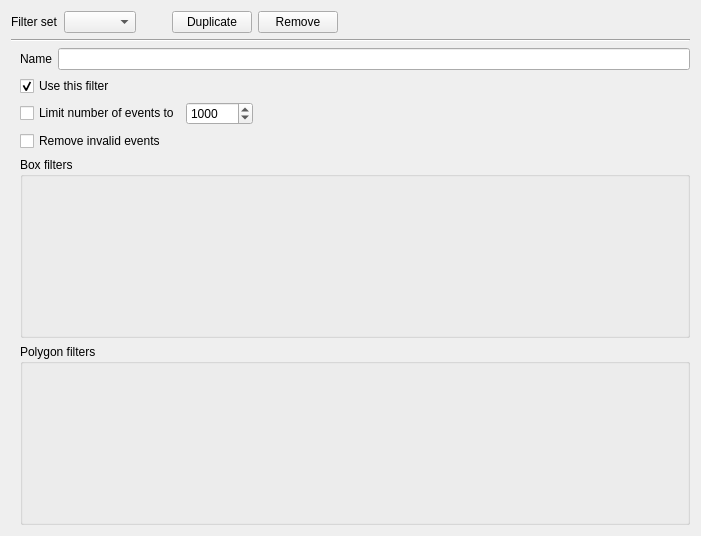
ZELLMECHANIK-DRESDEN/ShapeOut2, file shapeout2/gui/ana_filter.ui: the form before one commit.
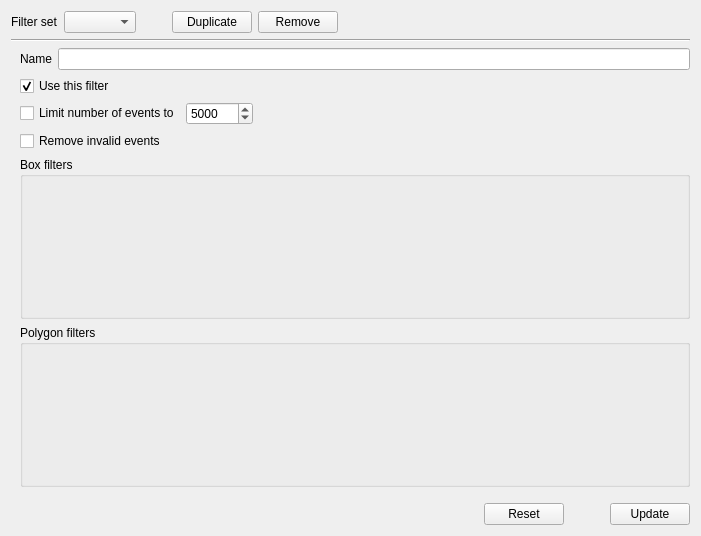
The form after the commit.

```diff
--- a/shapeout2/gui/ana_filter.ui
+++ b/shapeout2/gui/ana_filter.ui
@@ -142,7 +142,7 @@
             <number>1000</number>
            </property>
            <property name="value">
-            <number>1000</number>
+            <number>5000</number>
            </property>
           </widget>
          </item>
@@ -199,6 +199,56 @@
        </property>
       </widget>
      </item>
+     <item>
+      <layout class="QHBoxLayout" name="horizontalLayout_4">
+       <property name="topMargin">
+        <number>10</number>
+       </property>
+       <item>
+        <spacer name="horizontalSpacer_4">
+         <property name="orientation">
+          <enum>Qt::Horizontal</enum>
+         </property>
+         <property name="sizeHint" stdset="0">
+          <size>
+           <width>40</width>
+           <height>20</height>
+          </size>
+         </property>
+        </spacer>
+       </item>
+       <item>
+        <widget class="QPushButton" name="pushButton_reset">
+         <property name="text">
+          <string>Reset</string>
+         </property>
+        </widget>
+       </item>
+       <item>
+        <spacer name="horizontalSpacer_5">
+         <property name="orientation">
+          <enum>Qt::Horizontal</enum>
+         </property>
+         <property name="sizeType">
+          <enum>QSizePolicy::Fixed</enum>
+         </property>
+         <property name="sizeHint" stdset="0">
+          <size>
+           <width>40</width>
+           <height>20</height>
+          </size>
+         </property>
+        </spacer>
+       </item>
+       <item>
+        <widget class="QPushButton" name="pushButton_update">
+         <property name="text">
+          <string>Update</string>
+         </property>
+        </widget>
+       </item>
+      </layout>
+     </item>
     </layout>
    </item>
   </layout>
```
Left out of the diff: 12 changed lines with no effect on the pictures.
